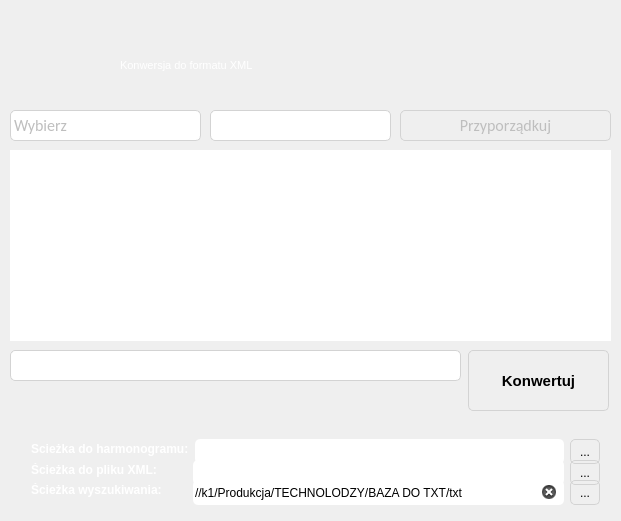
This is mainwindow.ui in RStravinsky/ExcelToXML as Qt 5 draws it before an edit. The edited form follows.
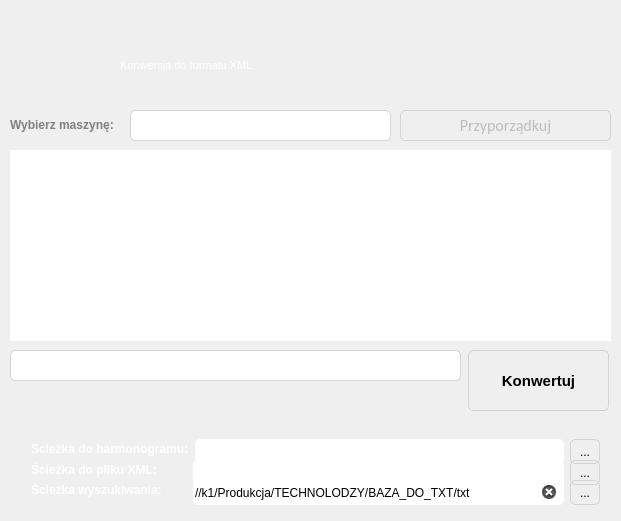
This is the edited form. Icons and pictures are not drawn.

Commit message: ListWidget checkboxes

```diff
--- a/mainwindow.ui
+++ b/mainwindow.ui
@@ -512,7 +512,7 @@
 }</string>
           </property>
           <property name="text">
-           <string>//k1/Produkcja/TECHNOLODZY/BAZA DO TXT/txt</string>
+           <string>//k1/Produkcja/TECHNOLODZY/BAZA_DO_TXT/txt</string>
           </property>
           <property name="readOnly">
            <bool>false</bool>
@@ -797,51 +797,9 @@
     </property>
     <property name="geometry">
      <rect>
-      <x>10</x>
+      <x>130</x>
       <y>110</y>
-      <width>191</width>
-      <height>31</height>
-     </rect>
-    </property>
-    <property name="font">
-     <font>
-      <family>Calibri</family>
-      <pointsize>12</pointsize>
-     </font>
-    </property>
-    <property name="styleSheet">
-     <string notr="true">        QComboBox QListView{
-        border-width: 3px;
-        border-color: darkgray;
-        border-style: solid;
-        color: white;
-        background-color: qlineargradient(x1:0, y1:0, x2:1,y2:0, stop: 1 rgb(140, 140, 140), stop: 0 rgb(150, 150, 150));}</string>
-    </property>
-    <item>
-     <property name="text">
-      <string>Wybierz</string>
-     </property>
-    </item>
-    <item>
-     <property name="text">
-      <string>Gatunek</string>
-     </property>
-    </item>
-    <item>
-     <property name="text">
-      <string>Maszyna</string>
-     </property>
-    </item>
-   </widget>
-   <widget class="QComboBox" name="moreCb">
-    <property name="enabled">
-     <bool>false</bool>
-    </property>
-    <property name="geometry">
-     <rect>
-      <x>210</x>
-      <y>110</y>
-      <width>181</width>
+      <width>261</width>
       <height>31</height>
      </rect>
     </property>
@@ -897,6 +855,80 @@
      <string>Przyporządkuj</string>
     </property>
    </widget>
+   <widget class="QLabel" name="statusLabel">
+    <property name="geometry">
+     <rect>
+      <x>10</x>
+      <y>390</y>
+      <width>341</width>
+      <height>20</height>
+     </rect>
+    </property>
+    <property name="styleSheet">
+     <string notr="true">QLabel {
+border: none;
+background: &quot;transparent&quot;;
+color: &quot;gray&quot;;
+font-size: 9pt;
+font-family: &quot;Arial&quot;;
+font-weight: bold;
+}</string>
+    </property>
+    <property name="text">
+     <string>&lt;html&gt;&lt;head/&gt;&lt;body&gt;&lt;p&gt;&lt;br/&gt;&lt;/p&gt;&lt;/body&gt;&lt;/html&gt;</string>
+    </property>
+   </widget>
+   <widget class="QLabel" name="excelLbl_2">
+    <property name="geometry">
+     <rect>
+      <x>10</x>
+      <y>110</y>
+      <width>191</width>
+      <height>31</height>
+     </rect>
+    </property>
+    <property name="sizePolicy">
+     <sizepolicy hsizetype="Maximum" vsizetype="Preferred">
+      <horstretch>0</horstretch>
+      <verstretch>0</verstretch>
+     </sizepolicy>
+    </property>
+    <property name="minimumSize">
+     <size>
+      <width>135</width>
+      <height>0</height>
+     </size>
+    </property>
+    <property name="maximumSize">
+     <size>
+      <width>16777215</width>
+      <height>16777215</height>
+     </size>
+    </property>
+    <property name="font">
+     <font>
+      <family>Arial</family>
+      <pointsize>9</pointsize>
+      <weight>75</weight>
+      <bold>true</bold>
+     </font>
+    </property>
+    <property name="toolTip">
+     <string>Scieżka przeszukiwania plików *.PDF</string>
+    </property>
+    <property name="toolTipDuration">
+     <number>-1</number>
+    </property>
+    <property name="whatsThis">
+     <string/>
+    </property>
+    <property name="styleSheet">
+     <string notr="true">color: gray</string>
+    </property>
+    <property name="text">
+     <string>&lt;html&gt;&lt;head/&gt;&lt;body&gt;&lt;p&gt;Wybierz maszynę:&lt;/p&gt;&lt;/body&gt;&lt;/html&gt;</string>
+    </property>
+   </widget>
   </widget>
  </widget>
  <layoutdefault spacing="6" margin="11"/>
```
Left out of the diff: 2 changed lines with no effect on the pictures. The commit also changes 18 other files.
